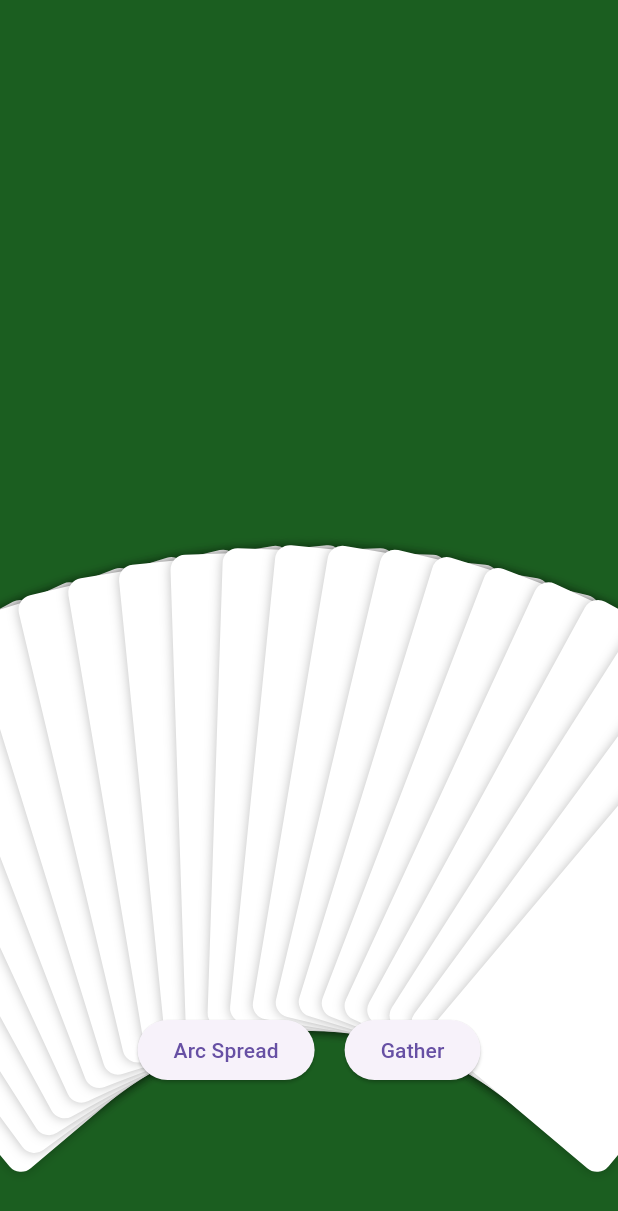
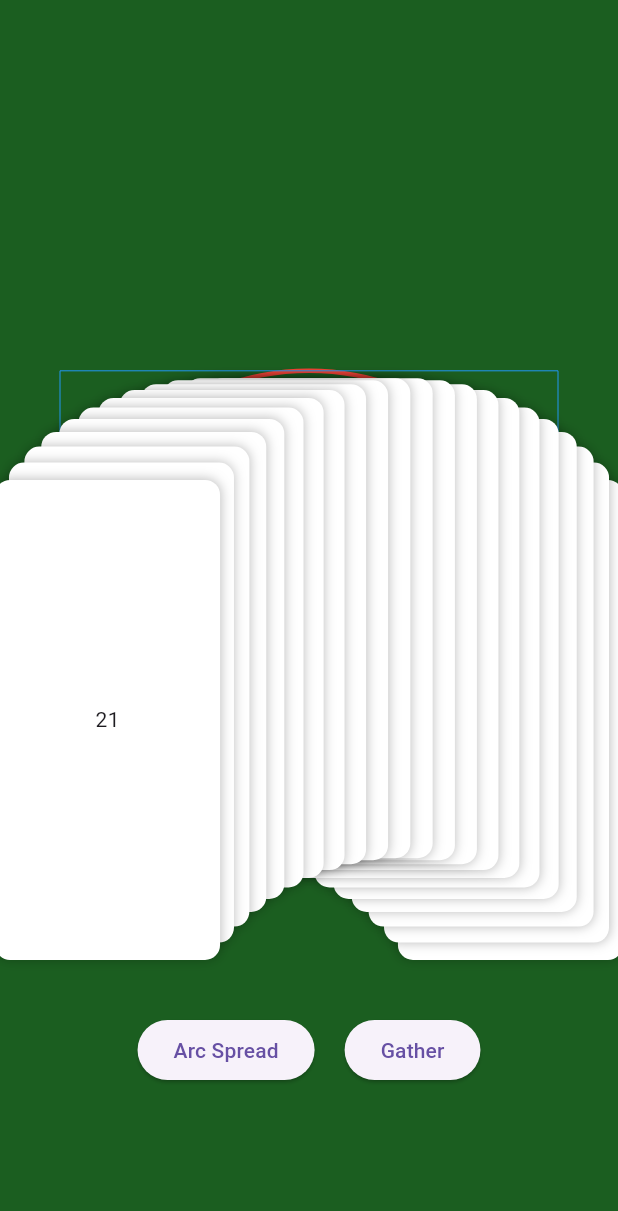
Before and after one commit to FenriRabbit/soulcreator-app, a Flutter app: the screen it shows after launch, after a tap on "Arc Spread", on a phone screen of 412 x 824 dp. Shown: the top 1211 px of the screen. Run offline on Flutter 3.47's test engine with Material 3 defaults, Android fonts, the phone set to English and light mode, and no system bars.

Commit message:
由矩陣產生橢圓弧形軌道讓卡牌沿著軌道展開

```diff
--- a/lib/main.dart
+++ b/lib/main.dart
@@ -15,6 +15,32 @@ class MyApp extends StatelessWidget {
       home: ArcSpreadDemo(),
       debugShowCheckedModeBanner: false,
     );
+  }
+}
+
+/// =========================
+/// 🧠 橢圓軌道模型（核心）
+/// =========================
+class EllipseTrack {
+  final Rect rect;
+
+  EllipseTrack(this.rect);
+
+  double get a => rect.width / 2;
+
+  double get b => rect.height / 2;
+
+  Offset get center => rect.center;
+
+  Offset point(double t) {
+    final x = center.dx + a * cos(t);
+    final y = center.dy - b * sin(t);
+    return Offset(x, y);
+  }
+
+  /// 切線角度（讓卡片貼弧）
+  double tangent(double t) {
+    return atan2(b * cos(t), -a * sin(t));
   }
 }
 
@@ -46,32 +72,35 @@ class CardModel {
 }
 
 /// =========================
-/// 🎨 圓弧基準線 Painter
+/// 🎨 橢圓基準線（上半部）
 /// =========================
-class ArcGuidePainter extends CustomPainter {
-  final double radius;
-  final Offset center;
-  final double startAngle;
-  final double sweepAngle;
+class EllipseGuidePainter extends CustomPainter {
+  final Rect rect;
 
-  ArcGuidePainter({
-    required this.radius,
-    required this.center,
-    required this.startAngle,
-    required this.sweepAngle,
-  });
+  EllipseGuidePainter({required this.rect});
 
   @override
   void paint(Canvas canvas, Size size) {
     final paint = Paint()
-      ..color = Colors.white
+      ..color = Colors.red
       ..style = PaintingStyle.stroke
-      ..strokeWidth = 2;
-      // ..maskFilter = const MaskFilter.blur(BlurStyle.normal, 4); // 🔥 發光感
+      ..strokeWidth = 3;
 
-    final rect = Rect.fromCircle(center: center, radius: radius);
+    /// 上半橢圓
+    canvas.drawArc(
+      rect,
+      pi, // 左
+      pi, // 畫到右（上半）
+      false,
+      paint,
+    );
 
-    canvas.drawArc(rect, startAngle, sweepAngle, false, paint);
+    /// Debug：畫矩形（藍框）
+    final debugPaint = Paint()
+      ..color = Colors.blue
+      ..style = PaintingStyle.stroke;
+
+    canvas.drawRect(rect, debugPaint);
   }
 
   @override
@@ -95,13 +124,7 @@ class _ArcSpreadDemoState extends State<ArcSpreadDemo>
   final double cardWidth = 150;
   final double cardHeight = 320;
 
-  /// =========================
-  /// 🔵 圓弧參數（給 Painter 用）
-  /// =========================
-  double arcRadius = 0;
-  double arcStartAngle = 0;
-  double arcEndAngle = 0;
-  Offset arcCenter = Offset.zero;
+  Rect? ellipseRect;
 
   @override
   void initState() {
@@ -149,38 +172,41 @@ class _ArcSpreadDemoState extends State<ArcSpreadDemo>
   }
 
   /// =========================
-  /// 🌙 弧形展開（升級版）
+  /// 🌙 橢圓展開（重點）
   /// =========================
   Future<void> arcSpread() async {
     await runAnimation(() {
       final size = MediaQuery.of(context).size;
 
-      final double radius = size.width * 0.9;
+      /// 🔵 定義你的「控制矩形」
+      final rect = Rect.fromLTWH(
+        40,
+        size.height * 0.3,
+        size.width - 80,
+        size.height * 0.4,
+      );
 
-      final double centerX = size.width / 2;
-      final double centerY = size.height + radius * 0.2;
+      ellipseRect = rect;
 
-      final double startAngle = -pi / 2 - 0.7;
-      final double endAngle = -pi / 2 + 0.7;
+      final track = EllipseTrack(rect);
 
-      /// 👉 記錄給 Painter
-      arcRadius = radius;
-      arcStartAngle = startAngle;
-      arcEndAngle = endAngle;
-      arcCenter = Offset(centerX, centerY);
+      final startAngle = pi * 0.2;
+      final endAngle = pi * 0.8;
 
       for (int i = 0; i < cards.length; i++) {
         double t = i / (cards.length - 1);
         double angle = lerpDouble(startAngle, endAngle, t)!;
 
-        /// 🔥 重點：用「卡片中心」貼圓
-        final double cardCenterX = centerX + radius * cos(angle);
-        final double cardCenterY = centerY + radius * sin(angle);
+        final point = track.point(angle);
 
-        cards[i].targetX = cardCenterX - cardWidth / 2;
-        cards[i].targetY = cardCenterY - cardHeight / 2;
+        cards[i].targetX = point.dx - (cardWidth / 2);
+        cards[i].targetY = point.dy - (cardHeight / 2) + (rect.height/2);
 
-        cards[i].targetR = angle + pi / 2;
+        final dx = track.center.dx - point.dx;
+        final dy = track.center.dy - point.dy;
+
+        // TODO: 這行要動態調整每張卡片的角度
+        cards[i].targetR = 0;
       }
     });
   }
@@ -215,23 +241,14 @@ class _ArcSpreadDemoState extends State<ArcSpreadDemo>
       backgroundColor: Colors.green[900],
       body: Stack(
         children: [
-          /// =========================
-          /// 🎯 圓弧基準線（重點）
-          /// =========================
-          if (arcRadius > 0)
+          /// 🎯 橢圓基準線
+          if (ellipseRect != null)
             CustomPaint(
               size: Size.infinite,
-              painter: ArcGuidePainter(
-                radius: arcRadius,
-                center: arcCenter,
-                startAngle: arcStartAngle,
-                sweepAngle: arcEndAngle - arcStartAngle,
-              ),
+              painter: EllipseGuidePainter(rect: ellipseRect!),
             ),
 
-          /// =========================
-          /// 🎴 卡片層
-          /// =========================
+          /// 🎴 卡片
           ...cards.map((card) {
             return Positioned(
               left: card.x,
@@ -250,18 +267,13 @@ class _ArcSpreadDemoState extends State<ArcSpreadDemo>
                     ],
                   ),
                   alignment: Alignment.center,
-                  child: Text(
-                    "${card.id}",
-                    style: const TextStyle(fontSize: 18),
-                  ),
+                  child: Text("${card.id}"),
                 ),
               ),
             );
           }),
 
-          /// =========================
           /// 🎮 控制
-          /// =========================
           Positioned(
             bottom: 100,
             left: 0,
```
